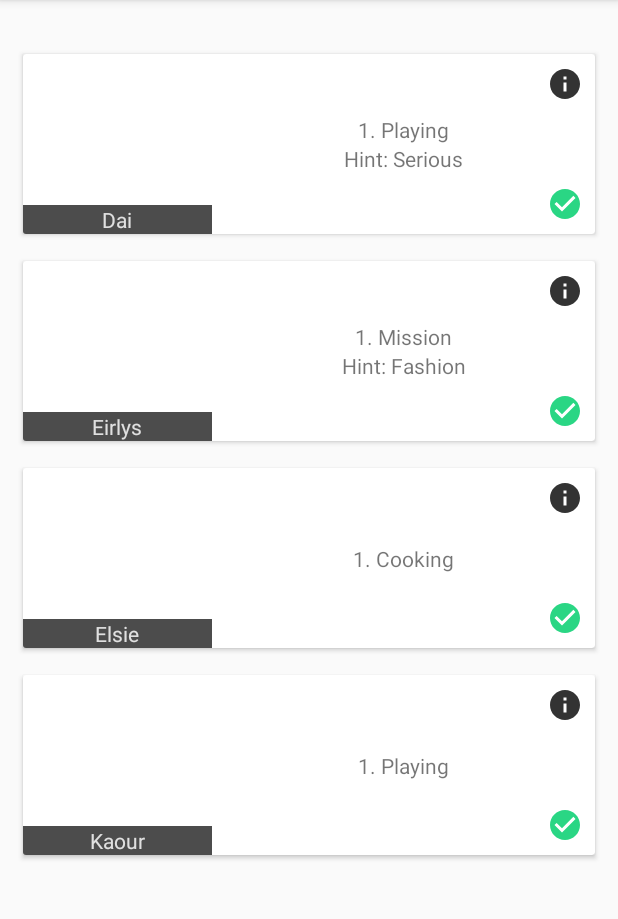
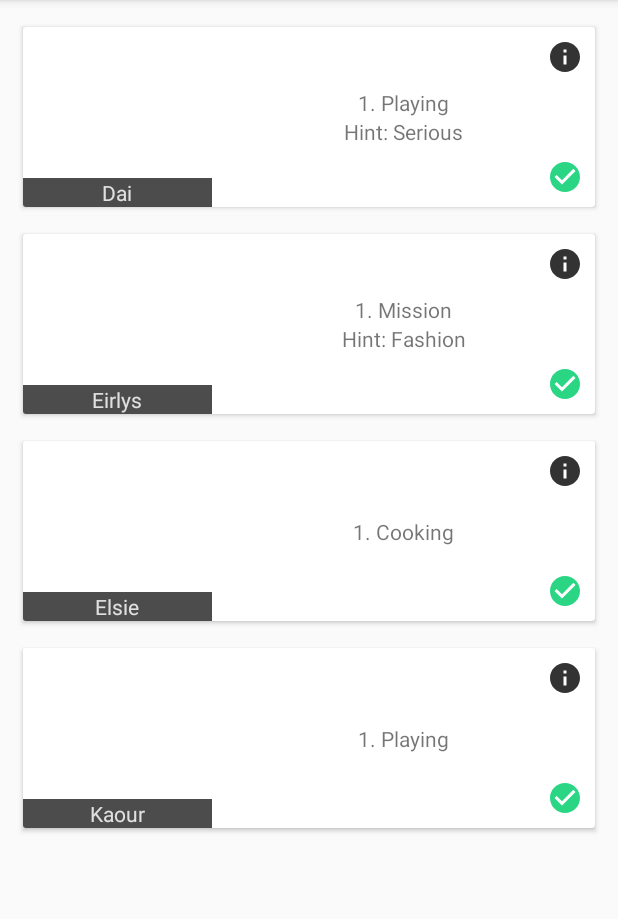
Before and after one commit to mgangulo/SquireTrackerAndroid, an Android app: the screen it shows after launch (MainActivity), on a phone screen of 412 x 824 dp, the part 84-1003 px from its top. Run offline under Robolectric (Android 15) with nearby library versions, the phone set to English and light mode, and no system bars.

Commit message:
Removing margin

```diff
--- a/app/src/main/res/layout/content_main.xml
+++ b/app/src/main/res/layout/content_main.xml
@@ -13,7 +13,6 @@
     <androidx.recyclerview.widget.RecyclerView
         android:layout_width="match_parent"
         android:layout_height="match_parent"
-        android:layout_marginTop="@dimen/top_margin"
         android:id="@+id/squireRecyclerView"
         app:layoutManager="androidx.recyclerview.widget.LinearLayoutManager"
         android:orientation="vertical">
```
